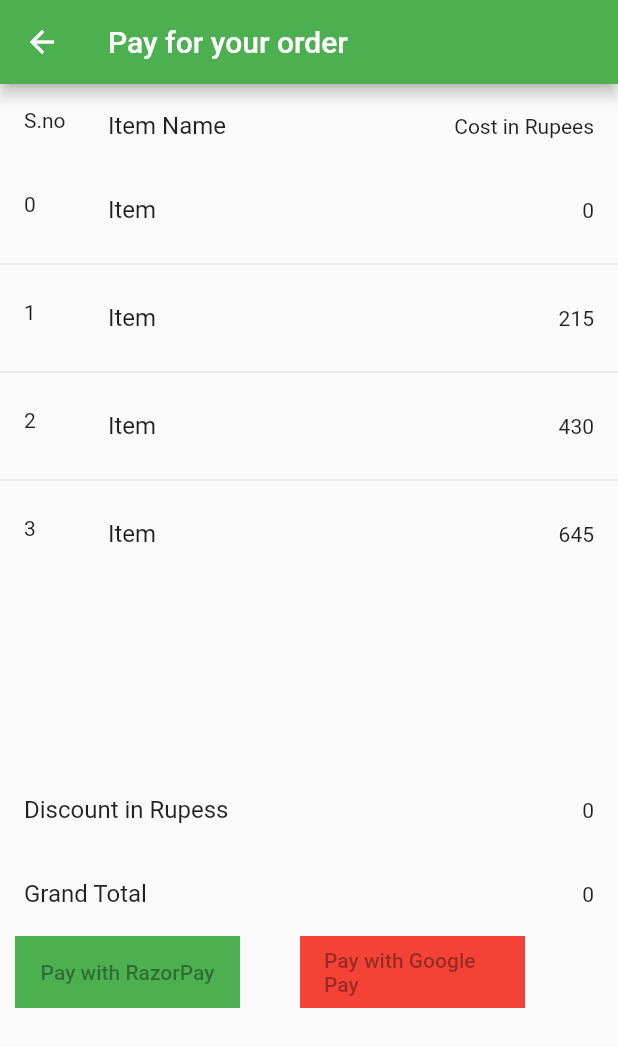
After one commit to JayantS08/FlutterApp_OnlineMarketing, a Flutter app: the Gateway screen opened directly, on a phone screen of 412 x 824 dp. The commit adds this screen. Shown: the top 1047 px of the screen. Run offline on Flutter 3.47's test engine with Material 2 defaults, Android fonts, the phone set to English and light mode, and no system bars; our stand-ins replace cloud_firestore, firebase_auth, fluttertoast, google_sign_in; missing offline and left inert: flutter_facebook_login; accounts and stored records are empty.

Commit message:
payment gateway screen

```diff
--- /dev/null
+++ b/lib/PayementGateway/PaymentGatewayUI.dart
@@ -0,0 +1,105 @@
+import 'dart:math';
+
+import 'package:flutter/material.dart';
+
+class Gateway extends StatefulWidget{
+  @override
+  _GateWayState createState() => _GateWayState();
+}
+
+class _GateWayState extends State<Gateway>{
+  List<String> items = new List.filled(4, 'Item');
+
+  int Discount = 0;
+  int totalAmount =0;
+
+
+  @override
+  Widget build(BuildContext context) {
+    // TODO: implement build
+    return Scaffold(
+      appBar: AppBar(
+        title: Text("Pay for your order"),
+        backgroundColor: Colors.green,
+      ),
+      body: _buildBody(),
+    );
+  }
+
+  Widget _buildBody(){
+
+    return SingleChildScrollView(
+      child: Container(
+        child: Column(
+          children: <Widget>[
+
+            ListTile(
+              title: Text('Item Name'),
+              trailing: Text('Cost in Rupees'),
+              leading: Text("S.no"),
+            ),
+            SingleChildScrollView(
+              child: Container(
+                height: 400,
+                child: ListView.separated(itemBuilder: (BuildContext context,int index){
+                  totalAmount = totalAmount + index*215;
+                  print('Total amount == $totalAmount');
+                  return ListTile(
+                    title: Text(items.elementAt(index).toString()),
+                    trailing: Text((index*215).toString()),
+                    leading: Text(index.toString()),
+                  );
+
+                }, separatorBuilder: (BuildContext context,int index) => Divider(), itemCount: items.length),
+              ),
+
+            ),
+          ListTile(
+            onTap: (){
+              setState(() {
+
+              });
+            },
+            title: Text('Discount in Rupess'),
+            trailing: Text(Discount.toString()),
+          ),
+
+            ListTile(
+            title: Text("Grand Total"),
+            trailing: Text(totalAmount.toString()),
+          ),
+
+
+            Row(
+            children: <Widget>[
+              SizedBox(
+                width: 10,
+              ),
+
+              Container(
+                color: Colors.green,
+                child: SizedBox(
+
+                  width: 150,
+                  child: FlatButton(child: Text('Pay with RazorPay'),),
+                ),
+              ),
+              SizedBox(
+                width: 40,
+              ),
+              Container(
+                color: Colors.red,
+                child: SizedBox(
+                  width: 150,
+                  child: FlatButton(child: Text('Pay with Google Pay',),),
+                ),
+              )
+            ],
+          )
+          ],
+        ),
+      ),
+    );
+  }
+
+}
--- a/lib/Screens/authenticate/Buyer_Login.dart
+++ b/lib/Screens/authenticate/Buyer_Login.dart
@@ -38,6 +38,7 @@ class _SignInState extends State<SignIn> {
             padding: EdgeInsets.symmetric(vertical: 20.0, horizontal: 50.0),
             child: Form(
               key: _formKey,
+              child: SingleChildScrollView(
                 child: Column(
                   children: <Widget>[
 
@@ -230,6 +231,7 @@ class _SignInState extends State<SignIn> {
                 ),
               ),
             ),
+          ),
         )
     );
   }
--- a/lib/Screens/authenticate/register.dart
+++ b/lib/Screens/authenticate/register.dart
@@ -135,6 +135,8 @@ class _RegisterScreenState extends State<RegisterScreen> {
                             .of(context)
                             .size
                             .height),
+                    child: Container(
+                      height: 800,
                       child: Column(
                         children: <Widget>[
                           SizedBox(
@@ -419,6 +421,7 @@ class _RegisterScreenState extends State<RegisterScreen> {
                     ),
                   ),
                 ),
+              ),
             ]
         )
 
```
Also changed, not shown: 6 other files. Lines whose indentation alone changed are shown as unchanged.
